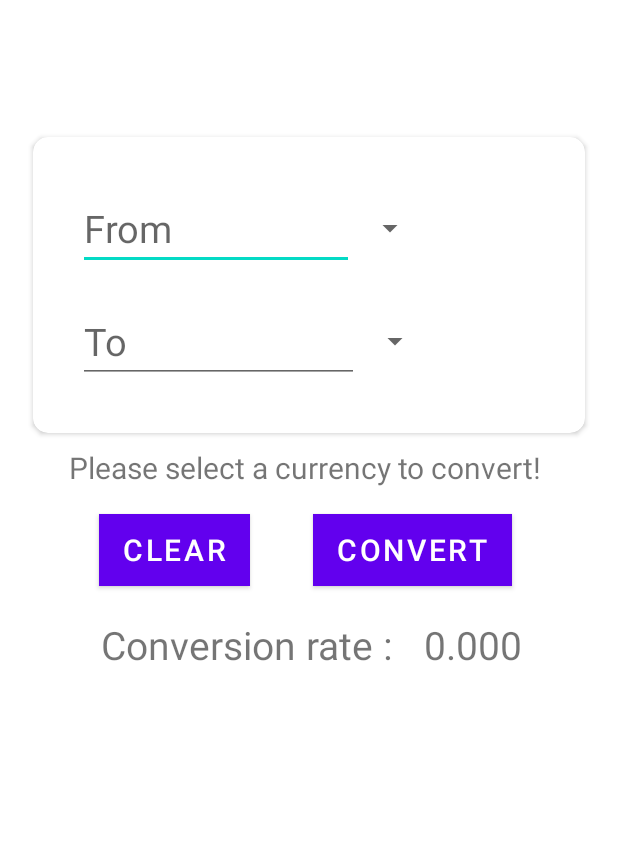
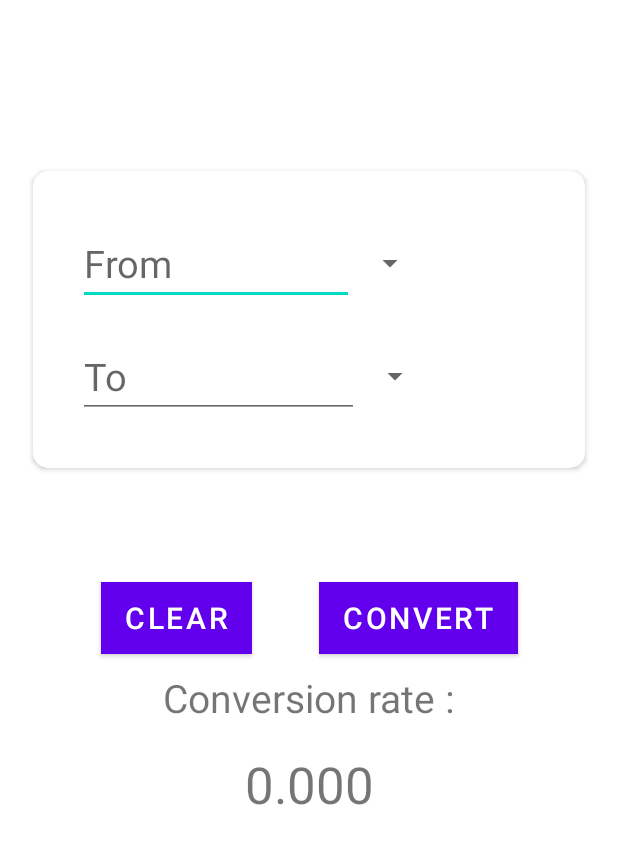
Before and after one commit to Devrock2847/CurrencyConverter, an Android app: the layout activity_main.xml on its own in the app's theme, with its tools: preview values and no code run, on a phone screen of 412 x 824 dp. Shown: the top 844 px of the screen. Run offline under Robolectric (Android 15) with nearby library versions, the phone set to English and light mode, and no system bars.

Commit message:
Fixed thread issue so repeat calls can be made

```diff
--- a/app/src/main/java/ucm/co5225/j96000/MainActivity.kt
+++ b/app/src/main/java/ucm/co5225/j96000/MainActivity.kt
@@ -36,7 +36,7 @@ class MainActivity: AppCompatActivity(), View.OnClickListener {
         buttonConvert.setOnClickListener(this)
         buttonClear = binding.clearButton
         buttonClear.setOnClickListener(this)
-        clearTextView(binding.textViewWarning)
+        //clearTextView(binding.textViewWarning)
     }
     override fun onClick(view: View?) {
         when(view?.id){
@@ -50,22 +50,25 @@ class MainActivity: AppCompatActivity(), View.OnClickListener {
     }
     private fun getApiResult(view: View) {
         disableButton(buttonConvert)
+        val thread = Thread {
+        //this@MainActivity.runOnUiThread(java.lang.Runnable {
 
-        val thread = Thread {
             //var API = "https://v6.exchangerate-api.com/v6/$apiKey/pair/$baseCurrencyOne/$baseCurrencyTwo"
-
             if (binding.editTextConversionFrom != null && binding.editTextConversionFrom.text.isNotEmpty() && binding.editTextConversionFrom.text.isNotBlank()) {
                 //This stops the program crashing when no value is selected
                 if (baseCurrencyOne == baseCurrencyTwo) {
-                    //runOnUiThread(binding.textViewWarning.setText("Please select a currency to convert"))
+                    runOnUiThread {
+                        binding.textViewWarning.text = "Please select a currency to convert"
+                    }
                     //binding.textViewWarning.setText("Please select a currency to convert")
                 } else {
-                        clearTextView(binding.textViewWarning)
-
-                        //clearTextView(binding.textViewWarning)
+                    //runOnUiThread {
+                    //    clearTextView(binding.textViewWarning)
+                    //}
                         //Originally not async
                         //GlobalScope.async(Dispatchers.IO) {
-                        try {
+                        //try {
+                            //clearTextView(binding.textViewWarning)
                             //attempts to read from the api
                             val apiResult = URL(api).readText()
                             val jsonObject = JSONObject(apiResult)
@@ -84,25 +87,29 @@ class MainActivity: AppCompatActivity(), View.OnClickListener {
                             //Log.d("Main", apiResult)
                             //this Coroutine takes the data from the input boss and multiplies it
                             //by the conversion rate and displays inside the output box
+                            runOnUiThread() {
+                                if (binding.textViewWarning.text.isNotBlank() || binding.textViewWarning.text.isNotEmpty()) {
+                                    clearTextView(binding.textViewWarning)
+                                } else {
+                                    val text = ((binding.editTextConversionFrom.text.toString()
+                                        .toFloat()) * conversionRate).toString()
+                                    binding.editTextConversionTo?.setText(text)
 
-                            val text = ((binding.editTextConversionFrom.text.toString()
-                                .toFloat()) * conversionRate).toString()
-                            binding.editTextConversionTo?.setText(text)
-
-                            if (conversionRate != null) {
-                                binding.textView2.text = conversionRate.toString()
+                                    if (conversionRate != null) {
+                                        binding.textView2.text = conversionRate.toString()
+                                    }
+                                }
                             }
-                            //End the API call here
-                        } catch (e: Exception) {
+                            //Thread.sleep(500)
+                        //} catch (e: Exception) {
                             //Add API fail notification to user
-                            Log.e("Main", "$e")
-                        }
+                            //Log.e("Main", "$e")
+                        //}
                     }
                 }
             }
-
-
         thread.start()
+        Thread.sleep(500)
         enableButton(buttonConvert)
     }
     private fun clearTextView(view: View) {
--- a/app/src/main/res/layout/activity_main.xml
+++ b/app/src/main/res/layout/activity_main.xml
@@ -11,13 +11,13 @@
     <androidx.cardview.widget.CardView
         android:id="@+id/cardView"
         android:layout_width="0dp"
-        android:layout_height="197dp"
+        android:layout_height="198dp"
         android:layout_centerInParent="true"
 
         android:layout_marginStart="22dp"
         android:layout_marginTop="91dp"
         android:layout_marginEnd="22dp"
-        android:layout_marginBottom="102dp"
+        android:layout_marginBottom="101dp"
         app:cardCornerRadius="10dp"
         app:layout_constraintBottom_toBottomOf="@+id/convertButton"
         app:layout_constraintEnd_toEndOf="parent"
@@ -87,62 +87,61 @@
         android:id="@+id/textView3"
         android:layout_width="wrap_content"
         android:layout_height="wrap_content"
-        android:layout_marginStart="3dp"
-        android:layout_marginTop="21dp"
-        android:layout_marginEnd="21dp"
+        android:layout_marginStart="41dp"
+        android:layout_marginTop="11dp"
         android:text="@string/conversion_rate"
         android:textSize="26sp"
-        app:layout_constraintEnd_toStartOf="@+id/textView2"
-        app:layout_constraintHorizontal_chainStyle="packed"
-        app:layout_constraintStart_toStartOf="parent"
+        app:layout_constraintStart_toStartOf="@+id/clearButton"
         app:layout_constraintTop_toBottomOf="@+id/convertButton" />
 
     <Button
         android:id="@+id/convertButton"
         android:layout_width="wrap_content"
         android:layout_height="wrap_content"
-        android:layout_marginTop="17dp"
-        android:layout_marginEnd="19dp"
+        android:layout_marginStart="42dp"
+        android:layout_marginEnd="42dp"
         android:background="@color/purple_700"
         android:text="@string/convert"
         android:textColor="@color/white"
         android:textSize="20sp"
-        app:layout_constraintEnd_toEndOf="@+id/textViewWarning"
-        app:layout_constraintTop_toBottomOf="@+id/textViewWarning" />
+        app:layout_constraintBottom_toBottomOf="parent"
+        app:layout_constraintEnd_toEndOf="@+id/cardView"
+        app:layout_constraintStart_toEndOf="@+id/clearButton"
+        app:layout_constraintTop_toTopOf="parent" />
 
     <TextView
         android:id="@+id/textView2"
         android:layout_width="wrap_content"
         android:layout_height="wrap_content"
+        android:layout_marginTop="17dp"
         android:text="@string/_0_000"
-        android:textSize="26sp"
-        app:layout_constraintBaseline_toBaselineOf="@+id/textView3"
+        android:textSize="34sp"
         app:layout_constraintEnd_toEndOf="parent"
-        app:layout_constraintStart_toEndOf="@+id/textView3" />
+        app:layout_constraintStart_toStartOf="parent"
+        app:layout_constraintTop_toBottomOf="@+id/textView3" />
 
     <Button
         android:id="@+id/clearButton"
         android:layout_width="wrap_content"
         android:layout_height="wrap_content"
-        android:layout_marginStart="20dp"
-        android:layout_marginTop="17dp"
+        android:layout_marginStart="21dp"
+        android:layout_marginBottom="11dp"
         android:background="@color/purple_700"
         android:text="@string/clear"
         android:textColor="@color/white"
         android:textSize="20sp"
-        app:layout_constraintStart_toStartOf="@+id/textViewWarning"
-        app:layout_constraintTop_toBottomOf="@+id/textViewWarning" />
+        app:layout_constraintBottom_toTopOf="@+id/textView3"
+        app:layout_constraintStart_toStartOf="@+id/textViewWarning" />
 
     <TextView
         android:id="@+id/textViewWarning"
         android:layout_width="wrap_content"
         android:layout_height="wrap_content"
         android:layout_marginStart="24dp"
-        android:layout_marginTop="298dp"
-        android:text="Please select a currency to convert!"
+        android:layout_marginTop="10dp"
         android:textSize="20sp"
         app:layout_constraintStart_toStartOf="@+id/cardView"
-        app:layout_constraintTop_toTopOf="parent" />
+        app:layout_constraintTop_toBottomOf="@+id/cardView" />
 
 
 </androidx.constraintlayout.widget.ConstraintLayout>
```
